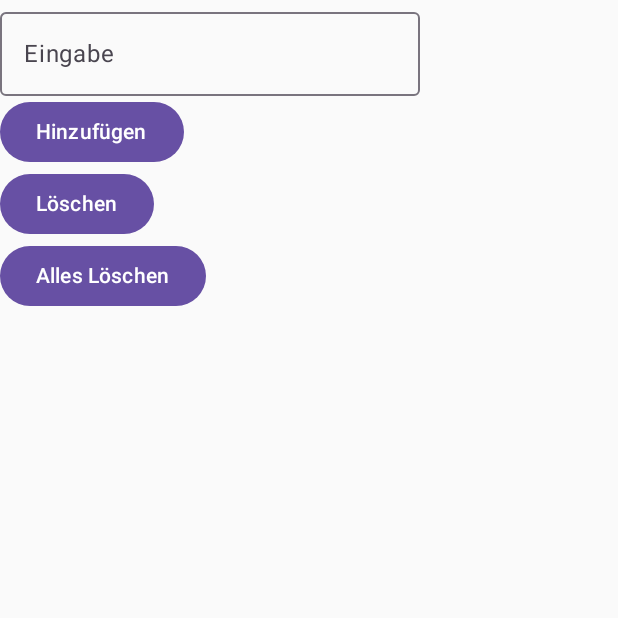
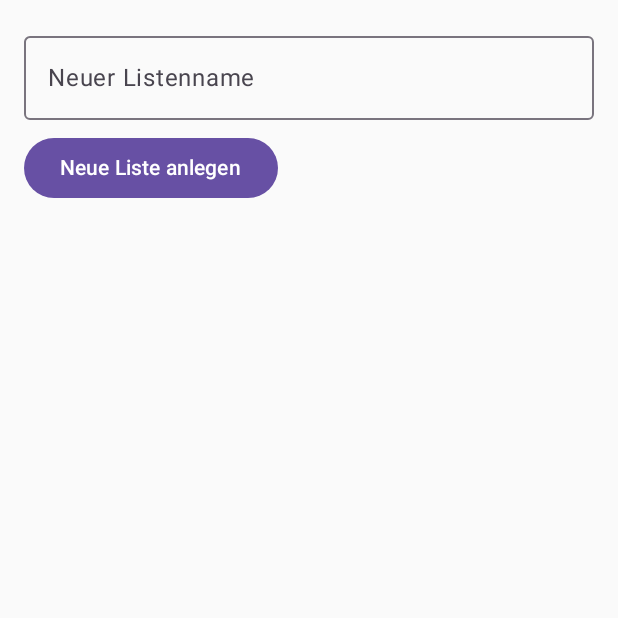
Before and after one commit to dagiesen/ToDoListApp, an Android app built with Jetpack Compose: the screen it shows after launch (MainActivity), on a phone screen of 412 x 824 dp, the top half of it. Run offline under Robolectric (Android 15) with nearby library versions, the phone set to English and light mode, and no system bars; our stand-ins replace Room's generated code.

Commit message:
Datenbankanpassung, Möglichkeit mehrere Listen zu erstellen

```diff
--- a/app/src/main/java/com/example/easylist/ItemListScreen.kt
+++ b/app/src/main/java/com/example/easylist/ItemListScreen.kt
@@ -1,6 +1,6 @@
 package com.example.easylist
 
-import androidx.compose.foundation.clickable
+import androidx.compose.foundation.lazy.items
 import androidx.compose.foundation.layout.Column
 import androidx.compose.foundation.layout.fillMaxWidth
 import androidx.compose.foundation.layout.padding
@@ -13,59 +13,83 @@ import androidx.compose.ui.Modifier
 import androidx.compose.ui.unit.dp
 import com.example.easylist.viewmodel.ItemViewModel
 import androidx.compose.runtime.getValue //wichtig für by-delegate
+import androidx.compose.runtime.setValue
 import androidx.compose.material3.OutlinedTextField
 import androidx.compose.runtime.mutableStateOf
 import androidx.compose.runtime.remember
-import androidx.compose.runtime.setValue
-import androidx.compose.ui.text.TextStyle
-import androidx.compose.ui.text.style.TextDecoration
+
 
 
 @Composable
 fun ItemListScreen(viewModel: ItemViewModel){
-    var text by remember { mutableStateOf("") }
-    val items by viewModel.items.collectAsState()
+    var listName by remember { mutableStateOf("") }
+    val lists by viewModel.itemLists.collectAsState()
 
-    Column{
+    Column(modifier = Modifier.padding(16.dp)){
         OutlinedTextField(
-            value = text,
-            onValueChange = { newText ->
-                text = newText.trimStart { it == '0'}
+            value = listName,
+            onValueChange = { listName = it },
+            label = { Text("Neuer Listenname")},
+            modifier = Modifier.fillMaxWidth()
+        )
+        Button(
+            onClick = {
+                if (listName.isNotBlank()){
+                    viewModel.addItemList(listName)
+                }
             },
-            label = { Text("Eingabe") }
-        )
-
-        Button(onClick =  {
-            viewModel.addItemToList(text)
-            text = ""
-
-        }){
-            Text("Hinzufügen")
-
-    }
-
-        Button(onClick = {
-            viewModel.deleteLastItem()}) {
-            Text("Löschen")
-        }
-
-        Button(onClick = {viewModel.deleteList()}) {
-            Text("Alles Löschen")
+            modifier = Modifier.padding(vertical = 8.dp)
+        ){
+            Text("Neue Liste anlegen")
         }
 
         LazyColumn {
-            items(items) { item ->
-                    Text(
-                        text = item.name,
-                        style = TextStyle(
-                            textDecoration = if (item.isClicked) TextDecoration.LineThrough else TextDecoration.None
-                        ),
-                        modifier = Modifier
-                            .padding(8.dp)
-                            .fillMaxWidth()
-                            .clickable { viewModel.toggleItemClicked(item) }
-                            )
-                }
+            items(lists){ listItem ->
+                Text(text = listItem.name, modifier = Modifier.padding(8.dp))
+            }
         }
     }
-}
+
+
+
+
+    }
+//    val items by viewModel.items.collectAsState()
+//    Column{
+//        OutlinedTextField(
+//            value = text,
+//            onValueChange = { newText ->
+//                text = newText.trimStart { it == '0'}
+//            },
+//            label = { Text("Eingabe") }
+//        )
+//        Button(onClick =  {
+//            viewModel.addItemToList(text)
+//            text = ""
+//        }){
+//            Text("Hinzufügen")
+//    }
+//        Button(onClick = {
+//            viewModel.deleteLastItem()}) {
+//            Text("Löschen")
+//        }
+//        Button(onClick = {viewModel.deleteList()}) {
+//            Text("Alles Löschen")
+//        }
+//
+//        LazyColumn {
+//            items(items) { item ->
+//                    Text(
+//                        text = item.name,
+//                        style = TextStyle(
+//                            textDecoration = if (item.isClicked) TextDecoration.LineThrough else TextDecoration.None
+//                        ),
+//                        modifier = Modifier
+//                            .padding(8.dp)
+//                            .fillMaxWidth()
+//                            .clickable { viewModel.toggleItemClicked(item) }
+//                            )
+//                }
+//        }
+//    }
+//}
--- a/app/src/main/java/com/example/easylist/MainActivity.kt
+++ b/app/src/main/java/com/example/easylist/MainActivity.kt
@@ -5,7 +5,7 @@ import android.os.Bundle
 import androidx.activity.ComponentActivity
 import androidx.activity.compose.setContent
 import androidx.activity.viewModels
-import com.example.easylist.data.AppDatabase
+import com.example.easylist.data.database.AppDatabase
 import com.example.easylist.viewmodel.ItemViewModel
 import com.example.easylist.viewmodel.ItemViewModelFactory
 
--- a/app/src/main/java/com/example/easylist/data/dao/ItemDao.kt
+++ b/app/src/main/java/com/example/easylist/data/dao/ItemDao.kt
@@ -22,9 +22,9 @@ interface ItemDao {
     @Update
     suspend fun update(item: Item)
 
-    @Query("SELECT * FROM items WHERE listId = :listId")
+    @Query("SELECT * FROM Item WHERE listId = :listId")
     fun getItemsForList(listId: Int): Flow<List<Item>> //Items für eine bestimmte Liste
 
-    @Query("UPDATE items SET isClicked = :isClicked WHERE id = :itemId")
+    @Query("UPDATE Item SET isClickedItem = :isClicked WHERE id = :itemId")
     suspend fun updateItemClickStatus(itemId: Int, isClicked: Boolean)
 }
--- a/app/src/main/java/com/example/easylist/data/dao/ItemListDao.kt
+++ b/app/src/main/java/com/example/easylist/data/dao/ItemListDao.kt
@@ -4,6 +4,7 @@ import androidx.room.Dao
 import androidx.room.Delete
 import androidx.room.Insert
 import androidx.room.Query
+import androidx.room.Update
 import kotlinx.coroutines.flow.Flow
 
 import com.example.easylist.data.entities.ItemList
@@ -12,12 +13,20 @@ import com.example.easylist.data.entities.ItemList
 interface ItemListDao {
 
     @Insert
-    suspend fun insert(itemList: ItemList)
+    suspend fun insertItemList(itemList: ItemList)
 
     @Delete
-    suspend fun delete(itemList: ItemList)
+    suspend fun deleteItemList(itemList: ItemList)
 
-    @Query("SELECT * FROM item_lists")
+    @Update
+    suspend fun updateItemList(itemList: ItemList)
+
+
+    //Alle Listen abrufen
+    @Query("SELECT * FROM ItemList")
     fun getAllItemLists(): Flow<List<ItemList>>
 
+    @Query("SELECT * FROM ItemList WHERE id = :id")
+    suspend fun getItemListById(id: Long): ItemList?
+
 }
--- a/app/src/main/java/com/example/easylist/data/entities/Item.kt
+++ b/app/src/main/java/com/example/easylist/data/entities/Item.kt
@@ -3,11 +3,11 @@ package com.example.easylist.data.entities
 import androidx.room.Entity
 import androidx.room.PrimaryKey
 
-@Entity(tableName = "items")
+@Entity
 data class Item(
     @PrimaryKey(autoGenerate = true)
     val id: Int = 0,
     val name: String,
     val listId: Int, //Fremdschlüssel auf Liste
-    val isClicked: Boolean = false
+    val isClickedItem: Boolean = false
 )
--- a/app/src/main/java/com/example/easylist/data/entities/ItemList.kt
+++ b/app/src/main/java/com/example/easylist/data/entities/ItemList.kt
@@ -3,10 +3,10 @@ package com.example.easylist.data.entities
 import androidx.room.Entity
 import androidx.room.PrimaryKey
 
-@Entity(tableName = "item_lists")
+@Entity
 data class ItemList(
     @PrimaryKey(autoGenerate = true)
     val id: Int = 0,
     val name: String,
-    val isClicked: Boolean = false
+    val isClickedList: Boolean = false
 )
--- a/app/src/main/java/com/example/easylist/viewmodel/ItemViewModel.kt
+++ b/app/src/main/java/com/example/easylist/viewmodel/ItemViewModel.kt
@@ -35,13 +35,13 @@ class ItemViewModel(database: AppDatabase) : ViewModel() {
 
     fun toggleItemClicked(item: Item) {
         viewModelScope.launch {
-            itemDao.updateItemClickStatus(item.id, !item.isClicked)
+            itemDao.updateItemClickStatus(item.id, !item.isClickedItem)
         }
     }
 
     fun addItemList(name: String){
         viewModelScope.launch{
-            itemListDao.insert(ItemList(name = name))
+            itemListDao.insertItemList(ItemList(name = name))
         }
     }
 
```
Also changed, not shown: app/src/main/java/com/example/easylist/data/database/AppDatabase.kt (+8 -27 lines).
